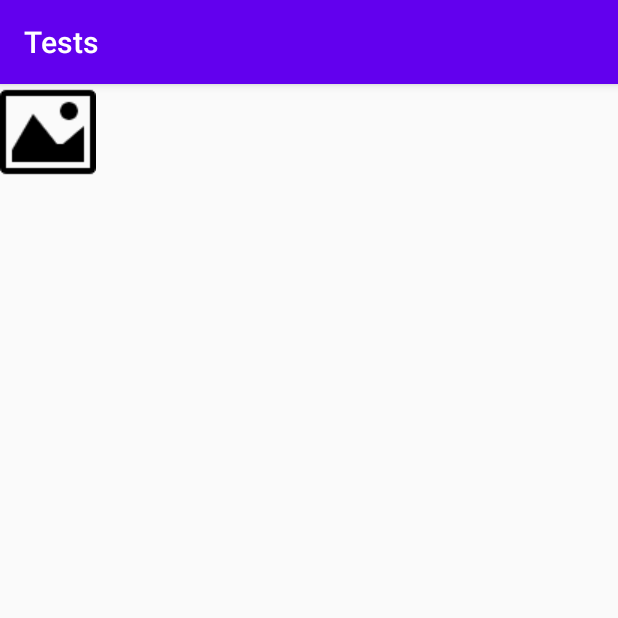
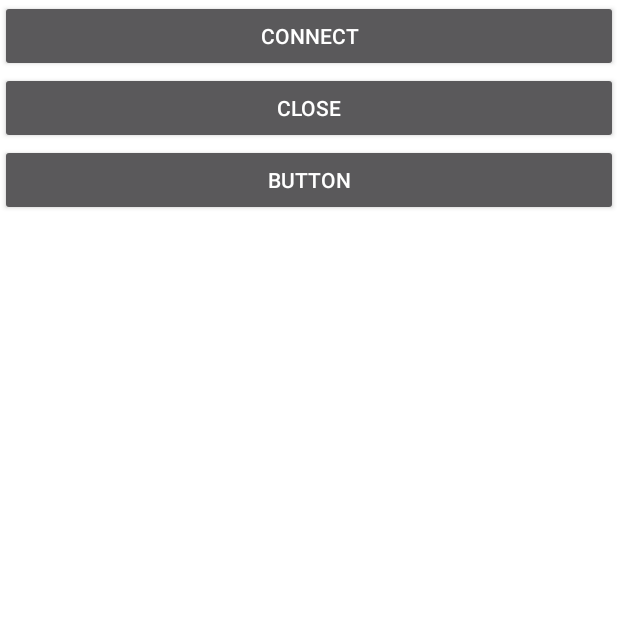
Before and after one commit to BATTERIA/Dndroid, an Android app: the screen it shows after launch (ImageLoaderActivity before the commit, MainActivity after it), after a tap on "ImageLoader", on a phone screen of 412 x 824 dp, the top half of it. Run offline under Robolectric (Android 15) with nearby library versions, the phone set to English and light mode, and no system bars.

Commit message:
[FEATURE] tag

```diff
--- a/app/src/main/java/com/bilibili/bililive/tests/MainActivity.kt
+++ b/app/src/main/java/com/bilibili/bililive/tests/MainActivity.kt
@@ -1,27 +1,36 @@
 package com.bilibili.bililive.tests
 
+import android.arch.lifecycle.LifecycleObserver
 import android.content.Intent
 import android.support.v7.app.AppCompatActivity
 import android.os.Bundle
 import android.support.v7.widget.GridLayoutManager
 import android.support.v7.widget.RecyclerView
-import com.bilibili.bililive.tests.imageloader.ImageLoaderActivity
 import com.bilibili.bililive.tests.webview.WebViewActivity
 
 class MainActivity : AppCompatActivity() {
     override fun onCreate(savedInstanceState: Bundle?) {
         super.onCreate(savedInstanceState)
+
+        lifecycle.addObserver(object : LifecycleObserver {
+
+        })
         setContentView(R.layout.activity_main)
 
         val recyclerView = findViewById<RecyclerView>(R.id.recycler_view)
-        recyclerView.layoutManager = GridLayoutManager(this, 4)
+        recyclerView.layoutManager = GridLayoutManager(this, 1)
         val adapter = ItemAdapter();
         adapter.setItems(listOf(Item("WebView", R.drawable.web) {
             startActivity(Intent(this, WebViewActivity::class.java))
         }, Item("ImageLoader", R.drawable.image) {
-            startActivity(Intent(this, ImageLoaderActivity::class.java))
+//            startActivity(Intent(this, ImageLoaderActivity::class.java))
+            SocketDialogFragment().show(fragmentManager, "socket")
         }))
         recyclerView.adapter = adapter
         Int.MIN_VALUE
     }
+
+    override fun onBackPressed() {
+        super.onBackPressed()
+    }
 }
--- /dev/null
+++ b/app/src/main/java/com/bilibili/bililive/tests/SocketDialogFragment.kt
@@ -0,0 +1,28 @@
+package com.bilibili.bililive.tests
+
+import android.app.DialogFragment
+import android.os.Bundle
+import android.view.LayoutInflater
+import android.view.View
+import android.view.ViewGroup
+
+/**
+ * @author: yaobeihaoyu
+ * @version: 1.0
+ * @since: 2020/8/28 6:54 PM
+ * @description:
+ */
+class SocketDialogFragment : DialogFragment() {
+    override fun onCreate(savedInstanceState: Bundle?) {
+        super.onCreate(savedInstanceState)
+        setStyle(STYLE_NORMAL, R.style.Dialog_FullScreen)
+    }
+
+    override fun onCreateView(
+        inflater: LayoutInflater?,
+        container: ViewGroup?,
+        savedInstanceState: Bundle?
+    ): View? {
+        return inflater?.inflate(R.layout.dialog_fragment_socket, container, false)
+    }
+}
--- /dev/null
+++ b/app/src/main/res/layout/dialog_fragment_socket.xml
@@ -0,0 +1,28 @@
+<?xml version="1.0" encoding="utf-8"?>
+<LinearLayout xmlns:android="http://schemas.android.com/apk/res/android"
+    xmlns:app="http://schemas.android.com/apk/res-auto"
+    xmlns:tools="http://schemas.android.com/tools"
+    android:layout_width="match_parent"
+    android:layout_height="match_parent"
+    android:orientation="vertical"
+    tools:context=".imageloader.ImageLoaderActivity">
+
+
+    <Button
+        android:id="@+id/bt1"
+        android:layout_width="match_parent"
+        android:layout_height="wrap_content"
+        android:text="connect" />
+
+    <Button
+        android:id="@+id/bt2"
+        android:layout_width="match_parent"
+        android:layout_height="wrap_content"
+        android:text="close" />
+
+    <Button
+        android:id="@+id/bt3"
+        android:layout_width="match_parent"
+        android:layout_height="wrap_content"
+        android:text="Button" />
+</LinearLayout>
--- a/app/src/main/res/values/colors.xml
+++ b/app/src/main/res/values/colors.xml
@@ -4,10 +4,12 @@
     <color name="colorPrimaryDark">#3700B3</color>
     <color name="colorAccent">#03DAC5</color>
     <color name="black">#000000</color>
+    <color name="white">#FFFFFF</color>
     <color name="pk_bg">#CC111111</color>
     <color name="pk_bg2">#FF111111</color>
     <color name="pk_battle_left_progress_start">#FF00ACBD</color>
     <color name="pk_battle_left_progress_end">#FF62CAD9</color>
     <color name="pk_battle_right_progress_start">#FFFFC200</color>
     <color name="pk_battle_right_progress_end">#FFFE8F00</color>
+    <color name="transparent">#00000000</color>
     </resources>
--- a/app/src/main/res/values/styles.xml
+++ b/app/src/main/res/values/styles.xml
@@ -8,4 +8,9 @@
         <item name="colorAccent">@color/colorAccent</item>
     </style>
 
+    <style name="Dialog.FullScreen" parent="Theme.AppCompat.Dialog">
+        <item name="android:windowNoTitle">true</item>
+        <item name="android:windowBackground">@color/white</item>
+        <item name="android:windowIsFloating">false</item>
+    </style>
 </resources>
```
Also changed, not shown: 5 other files.
